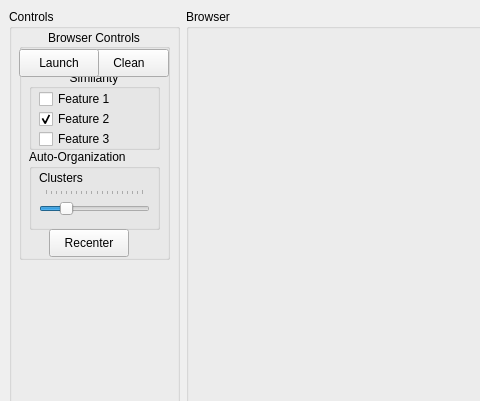
This is apps/imagecycle-osg-qt/ACImageCycleOsgQt.ui in MediaCycle/MediaCycle as Qt 5 draws it before an edit; both pictures show x 0 to 480 and y 0 to 401 of the 902 by 622 pixel window. The edited form follows.
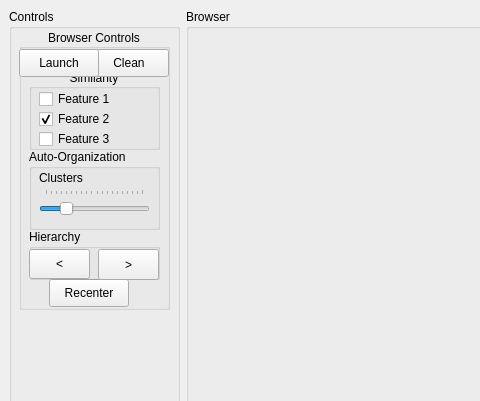
This is the edited form. Custom widgets are drawn as their Qt base class.

The edit to the form file:
```diff
--- a/apps/imagecycle-osg-qt/ACImageCycleOsgQt.ui
+++ b/apps/imagecycle-osg-qt/ACImageCycleOsgQt.ui
@@ -52,13 +52,13 @@
       <property name="checkable" >
        <bool>false</bool>
       </property>
-      <widget class="QGroupBox" name="groupBoxBrowserControls" >
-       <property name="geometry" >
+      <widget class="QGroupBox" name="groupBoxBrowserControls">
+       <property name="geometry">
         <rect>
          <x>10</x>
          <y>20</y>
          <width>151</width>
-         <height>231</height>
+         <height>281</height>
         </rect>
        </property>
        <property name="sizePolicy" >
@@ -197,11 +197,11 @@
          </property>
         </widget>
        </widget>
-       <widget class="QPushButton" name="pushButtonRecenter" >
-        <property name="geometry" >
+       <widget class="QPushButton" name="pushButtonRecenter">
+        <property name="geometry">
          <rect>
           <x>30</x>
-          <y>200</y>
+          <y>250</y>
           <width>80</width>
           <height>28</height>
          </rect>
@@ -236,6 +236,45 @@
          <string>Launch</string>
         </property>
        </widget>
+       <widget class="QGroupBox" name="groupBoxHierarchy">
+        <property name="geometry">
+         <rect>
+          <x>10</x>
+          <y>200</y>
+          <width>131</width>
+          <height>51</height>
+         </rect>
+        </property>
+        <property name="title">
+         <string>Hierarchy</string>
+        </property>
+        <widget class="QPushButton" name="pushButtonBack_2">
+         <property name="geometry">
+          <rect>
+           <x>0</x>
+           <y>20</y>
+           <width>61</width>
+           <height>30</height>
+          </rect>
+         </property>
+         <property name="text">
+          <string>&lt;</string>
+         </property>
+        </widget>
+        <widget class="QPushButton" name="pushButtonForward_2">
+         <property name="geometry">
+          <rect>
+           <x>69</x>
+           <y>20</y>
+           <width>61</width>
+           <height>31</height>
+          </rect>
+         </property>
+         <property name="text">
+          <string>&gt;</string>
+         </property>
+        </widget>
+       </widget>
       </widget>
      </widget>
     </item>
```
Left out of the diff: 149 changed lines with no effect on the pictures.
